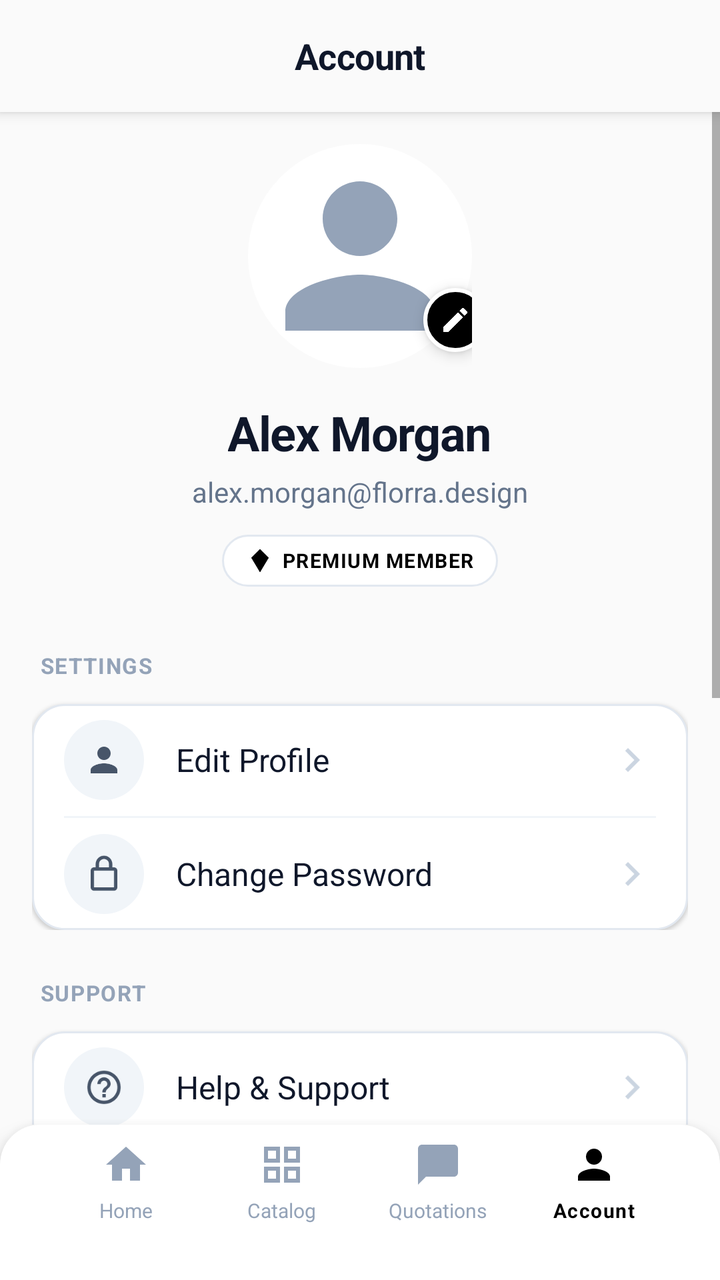
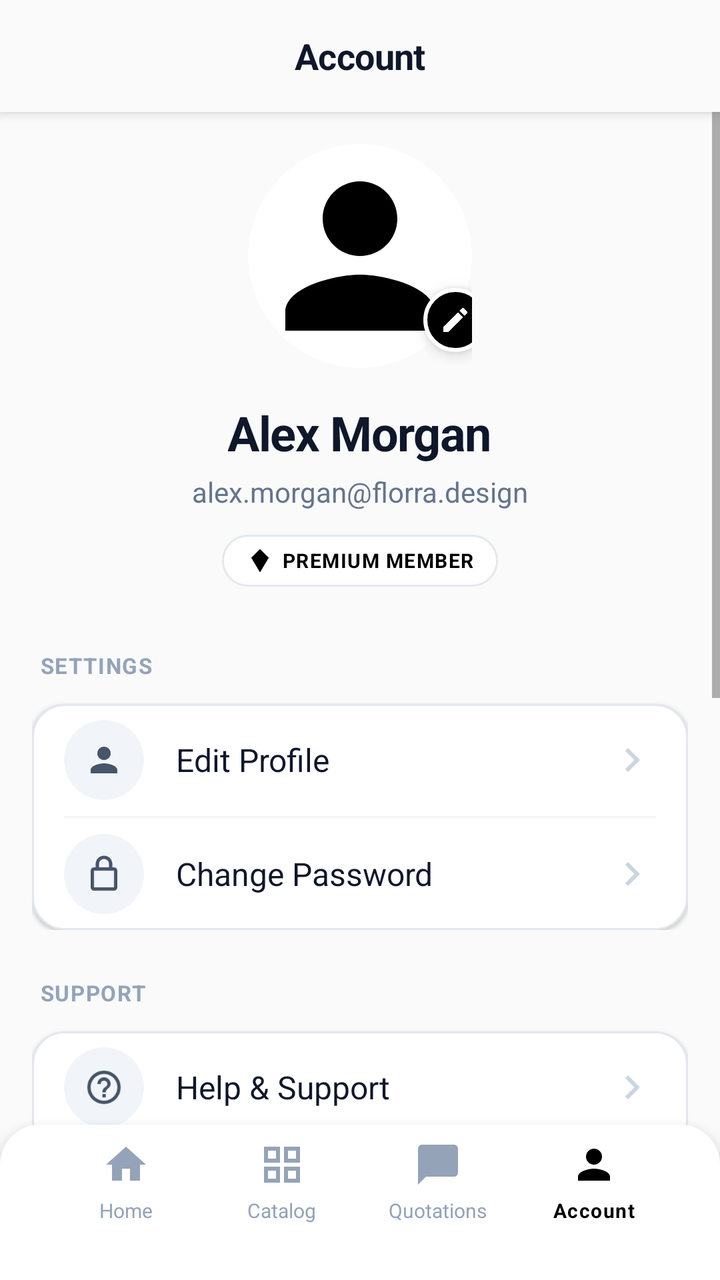

The first picture is an Android layout as it rendered before a commit; the second is the same layout after the commit. The layout source and the unified diff follow.
<!-- AndroidManifest.xml: activity theme Theme.AppCompat.Light.NoActionBar -->
<!-- res/layout/activity_customer_account.xml -->
<?xml version="1.0" encoding="utf-8"?>
<RelativeLayout xmlns:android="http://schemas.android.com/apk/res/android"
    xmlns:app="http://schemas.android.com/apk/res-auto"
    android:layout_width="match_parent"
    android:layout_height="match_parent"
    android:background="@color/calc_gray_50"
    android:fitsSystemWindows="true">

    
    <LinearLayout
        android:id="@+id/header"
        android:layout_width="match_parent"
        android:layout_height="wrap_content"
        android:orientation="vertical"
        android:background="@color/calc_gray_50"
        android:elevation="4dp">

        

        
        <LinearLayout
            android:layout_width="match_parent"
            android:layout_height="56dp"
            android:orientation="horizontal"
            android:paddingHorizontal="16dp"
            android:gravity="center_vertical"
            android:background="@color/calc_gray_50">

            <TextView
                android:layout_width="match_parent"
                android:layout_height="wrap_content"
                android:text="Account"
                android:textColor="@color/slate_900"
                android:textSize="18sp"
                android:textStyle="bold"
                android:gravity="center"
                android:letterSpacing="-0.01" />
        </LinearLayout>
    </LinearLayout>

    
    <ScrollView
        android:layout_width="match_parent"
        android:layout_height="match_parent"
        android:layout_below="@id/header"
        android:layout_above="@+id/bottomNav"
        android:fillViewport="true">

        <LinearLayout
            android:layout_width="match_parent"
            android:layout_height="wrap_content"
            android:orientation="vertical"
            android:padding="16dp">

            
            <LinearLayout
                android:layout_width="match_parent"
                android:layout_height="wrap_content"
                android:orientation="vertical"
                android:gravity="center_horizontal"
                android:layout_marginBottom="32dp">

                
                <RelativeLayout
                    android:layout_width="wrap_content"
                    android:layout_height="wrap_content"
                    android:layout_marginBottom="16dp">

                    
                    <RelativeLayout
                        android:id="@+id/profileImageContainer"
                        android:layout_width="112dp"
                        android:layout_height="112dp"
                        android:background="@drawable/bg_profile_circle">

                        
                        <ImageView
                            android:id="@+id/ivProfile"
                            android:layout_width="match_parent"
                            android:layout_height="match_parent"
                            android:src="@drawable/ic_person"
                            android:scaleType="centerCrop"
                            android:contentDescription="Profile Image"
                            android:tint="@color/slate_400" />

                    </RelativeLayout>

                    
                    <RelativeLayout
                        android:layout_width="32dp"
                        android:layout_height="32dp"
                        android:background="@drawable/bg_edit_button"
                        android:layout_alignBottom="@id/profileImageContainer"
                        android:layout_alignRight="@id/profileImageContainer"
                        android:layout_marginRight="-8dp"
                        android:layout_marginBottom="8dp"
                        android:elevation="4dp"
                        android:clickable="true"
                        android:focusable="true"
                        android:id="@+id/btnEditProfile">

                        <ImageView
                            android:layout_width="16dp"
                            android:layout_height="16dp"
                            android:src="@drawable/ic_edit"
                            android:tint="@color/white"
                            android:layout_centerInParent="true" />

                    </RelativeLayout>
                </RelativeLayout>

                
                <TextView
                    android:id="@+id/tvUserName"
                    android:layout_width="wrap_content"
                    android:layout_height="wrap_content"
                    android:text="Alex Morgan"
                    android:textColor="@color/slate_900"
                    android:textSize="24sp"
                    android:textStyle="bold"
                    android:layout_marginBottom="4dp"
                    android:letterSpacing="-0.02" />

                
                <TextView
                    android:id="@+id/tvUserEmail"
                    android:layout_width="wrap_content"
                    android:layout_height="wrap_content"
                    android:text="alex.morgan@florra.design"
                    android:textColor="@color/slate_500"
                    android:textSize="14sp"
                    android:layout_marginBottom="12dp" />

                
                <LinearLayout
                    android:id="@+id/btnPremiumMember"
                    android:layout_width="wrap_content"
                    android:layout_height="wrap_content"
                    android:orientation="horizontal"
                    android:background="@drawable/bg_premium_badge"
                    android:paddingHorizontal="12dp"
                    android:paddingVertical="6dp"
                    android:gravity="center_vertical"
                    android:clickable="true"
                    android:focusable="true">

                    <ImageView
                        android:layout_width="14dp"
                        android:layout_height="14dp"
                        android:src="@drawable/ic_diamond"
                        android:tint="@color/black"
                        android:layout_marginEnd="4dp" />

                    <TextView
                        android:layout_width="wrap_content"
                        android:layout_height="wrap_content"
                        android:text="PREMIUM MEMBER"
                        android:textColor="@color/black"
                        android:textSize="10sp"
                        android:textStyle="bold"
                        android:letterSpacing="0.05" />
                </LinearLayout>
            </LinearLayout>

            
            <LinearLayout
                android:layout_width="match_parent"
                android:layout_height="wrap_content"
                android:orientation="vertical"
                android:layout_marginBottom="24dp">

                
                <TextView
                    android:layout_width="wrap_content"
                    android:layout_height="wrap_content"
                    android:text="SETTINGS"
                    android:textColor="@color/slate_400"
                    android:textSize="11sp"
                    android:textStyle="bold"
                    android:letterSpacing="0.05"
                    android:layout_marginBottom="12dp"
                    android:layout_marginLeft="4dp" />

                
                <LinearLayout
                    android:layout_width="match_parent"
                    android:layout_height="wrap_content"
                    android:orientation="vertical"
                    android:background="@drawable/bg_settings_card"
                    android:elevation="1dp">

                    
                    <RelativeLayout
                        android:id="@+id/btnEditProfileSettings"
                        android:layout_width="match_parent"
                        android:layout_height="56dp"
                        android:background="?android:attr/selectableItemBackground"
                        android:clickable="true"
                        android:focusable="true">

                        <LinearLayout
                            android:layout_width="match_parent"
                            android:layout_height="match_parent"
                            android:orientation="horizontal"
                            android:paddingHorizontal="16dp"
                            android:gravity="center_vertical">

                            
                            <RelativeLayout
                                android:layout_width="40dp"
                                android:layout_height="40dp"
                                android:background="@drawable/bg_icon_circle_grey"
                                android:layout_marginEnd="16dp">

                                <ImageView
                                    android:layout_width="20dp"
                                    android:layout_height="20dp"
                                    android:src="@drawable/ic_person"
                                    android:tint="@color/slate_600"
                                    android:layout_centerInParent="true" />
                            </RelativeLayout>

                            
                            <TextView
                                android:layout_width="0dp"
                                android:layout_height="wrap_content"
                                android:layout_weight="1"
                                android:text="Edit Profile"
                                android:textColor="@color/slate_900"
                                android:textSize="16sp"
                                android:textStyle="normal" />

                            
                            <ImageView
                                android:layout_width="24dp"
                                android:layout_height="24dp"
                                android:src="@drawable/ic_chevron_right"
                                android:tint="@color/slate_300" />
                        </LinearLayout>
                    </RelativeLayout>

                    
                    <View
                        android:layout_width="match_parent"
                        android:layout_height="1dp"
                        android:background="@color/slate_100"
                        android:layout_marginHorizontal="16dp" />

                    
                    <RelativeLayout
                        android:id="@+id/btnChangePassword"
                        android:layout_width="match_parent"
                        android:layout_height="56dp"
                        android:background="?android:attr/selectableItemBackground"
                        android:clickable="true"
                        android:focusable="true">

                        <LinearLayout
                            android:layout_width="match_parent"
                            android:layout_height="match_parent"
                            android:orientation="horizontal"
                            android:paddingHorizontal="16dp"
                            android:gravity="center_vertical">

                            
                            <RelativeLayout
                                android:layout_width="40dp"
                                android:layout_height="40dp"
                                android:background="@drawable/bg_icon_circle_grey"
                                android:layout_marginEnd="16dp">

                                <ImageView
                                    android:layout_width="20dp"
                                    android:layout_height="20dp"
                                    android:src="@drawable/ic_lock"
                                    android:tint="@color/slate_600"
                                    android:layout_centerInParent="true" />
                            </RelativeLayout>

                            
                            <TextView
                                android:layout_width="0dp"
                                android:layout_height="wrap_content"
                                android:layout_weight="1"
                                android:text="Change Password"
                                android:textColor="@color/slate_900"
                                android:textSize="16sp"
                                android:textStyle="normal" />

                            
                            <ImageView
                                android:layout_width="24dp"
                                android:layout_height="24dp"
                                android:src="@drawable/ic_chevron_right"
                                android:tint="@color/slate_300" />
                        </LinearLayout>
                    </RelativeLayout>
                </LinearLayout>
            </LinearLayout>

            
            <LinearLayout
                android:layout_width="match_parent"
                android:layout_height="wrap_content"
                android:orientation="vertical"
                android:layout_marginBottom="24dp">

                
                <TextView
                    android:layout_width="wrap_content"
                    android:layout_height="wrap_content"
                    android:text="SUPPORT"
                    android:textColor="@color/slate_400"
                    android:textSize="11sp"
                    android:textStyle="bold"
                    android:letterSpacing="0.05"
                    android:layout_marginBottom="12dp"
                    android:layout_marginLeft="4dp" />

                
                <LinearLayout
                    android:layout_width="match_parent"
                    android:layout_height="wrap_content"
                    android:orientation="vertical"
                    android:background="@drawable/bg_settings_card"
                    android:elevation="1dp">

                    
                    <RelativeLayout
                        android:id="@+id/btnHelpSupport"
                        android:layout_width="match_parent"
                        android:layout_height="56dp"
                        android:background="?android:attr/selectableItemBackground"
                        android:clickable="true"
                        android:focusable="true">

                        <LinearLayout
                            android:layout_width="match_parent"
                            android:layout_height="match_parent"
                            android:orientation="horizontal"
                            android:paddingHorizontal="16dp"
                            android:gravity="center_vertical">

                            
                            <RelativeLayout
                                android:layout_width="40dp"
                                android:layout_height="40dp"
                                android:background="@drawable/bg_icon_circle_grey"
                                android:layout_marginEnd="16dp">

                                <ImageView
                                    android:layout_width="20dp"
                                    android:layout_height="20dp"
                                    android:src="@drawable/ic_help"
                                    android:tint="@color/slate_600"
                                    android:layout_centerInParent="true" />
                            </RelativeLayout>

                            
                            <TextView
                                android:layout_width="0dp"
                                android:layout_height="wrap_content"
                                android:layout_weight="1"
                                android:text="Help &amp; Support"
                                android:textColor="@color/slate_900"
                                android:textSize="16sp"
                                android:textStyle="normal" />

                            
                            <ImageView
                                android:layout_width="24dp"
                                android:layout_height="24dp"
                                android:src="@drawable/ic_chevron_right"
                                android:tint="@color/slate_300" />
                        </LinearLayout>
                    </RelativeLayout>

                    
                    <View
                        android:layout_width="match_parent"
                        android:layout_height="1dp"
                        android:background="@color/slate_100"
                        android:layout_marginHorizontal="16dp" />

                    
                    <RelativeLayout
                        android:id="@+id/btnAboutFlorra"
                        android:layout_width="match_parent"
                        android:layout_height="56dp"
                        android:background="?android:attr/selectableItemBackground"
                        android:clickable="true"
                        android:focusable="true">

                        <LinearLayout
                            android:layout_width="match_parent"
                            android:layout_height="match_parent"
                            android:orientation="horizontal"
                            android:paddingHorizontal="16dp"
                            android:gravity="center_vertical">

                            
                            <RelativeLayout
                                android:layout_width="40dp"
                                android:layout_height="40dp"
                                android:background="@drawable/bg_icon_circle_grey"
                                android:layout_marginEnd="16dp">

                                <ImageView
                                    android:layout_width="20dp"
                                    android:layout_height="20dp"
                                    android:src="@drawable/ic_info"
                                    android:tint="@color/slate_600"
                                    android:layout_centerInParent="true" />
                            </RelativeLayout>

                            
                            <TextView
                                android:layout_width="0dp"
                                android:layout_height="wrap_content"
                                android:layout_weight="1"
                                android:text="About Florra"
                                android:textColor="@color/slate_900"
                                android:textSize="16sp"
                                android:textStyle="normal" />

                            
                            <ImageView
                                android:layout_width="24dp"
                                android:layout_height="24dp"
                                android:src="@drawable/ic_chevron_right"
                                android:tint="@color/slate_300" />
                        </LinearLayout>
                    </RelativeLayout>
                </LinearLayout>
            </LinearLayout>

            
            <LinearLayout
                android:layout_width="match_parent"
                android:layout_height="wrap_content"
                android:orientation="vertical"
                android:layout_marginBottom="32dp">

                
                <RelativeLayout
                    android:id="@+id/btnLogout"
                    android:layout_width="match_parent"
                    android:layout_height="56dp"
                    android:background="@drawable/bg_logout_card"
                    android:elevation="1dp"
                    android:clickable="true"
                    android:focusable="true">

                    <LinearLayout
                        android:layout_width="match_parent"
                        android:layout_height="match_parent"
                        android:orientation="horizontal"
                        android:paddingHorizontal="16dp"
                        android:gravity="center_vertical">

                        
                        <RelativeLayout
                            android:layout_width="40dp"
                            android:layout_height="40dp"
                            android:background="@drawable/bg_icon_circle_red"
                            android:layout_marginEnd="16dp">

                            <ImageView
                                android:layout_width="20dp"
                                android:layout_height="20dp"
                                android:src="@drawable/bg_logout_card"
                                android:tint="@color/red_500"
                                android:layout_centerInParent="true" />
                        </RelativeLayout>

                        
                        <TextView
                            android:layout_width="0dp"
                            android:layout_height="wrap_content"
                            android:layout_weight="1"
                            android:text="Logout"
                            android:textColor="@color/red_600"
                            android:textSize="16sp"
                            android:textStyle="normal" />
                    </LinearLayout>
                </RelativeLayout>
            </LinearLayout>

            
            <LinearLayout
                android:layout_width="match_parent"
                android:layout_height="wrap_content"
                android:orientation="vertical"
                android:gravity="center_horizontal"
                android:layout_marginBottom="80dp">

                
                <RelativeLayout
                    android:layout_width="48dp"
                    android:layout_height="48dp"
                    android:background="@drawable/bg_app_icon"
                    android:layout_marginBottom="12dp"
                    android:elevation="2dp">

                    <TextView
                        android:layout_width="wrap_content"
                        android:layout_height="wrap_content"
                        android:text="F"
                        android:textColor="@color/white"
                        android:textSize="24sp"
                        android:textStyle="bold"
                        android:layout_centerInParent="true" />
                </RelativeLayout>

                
                <TextView
                    android:layout_width="wrap_content"
                    android:layout_height="wrap_content"
                    android:text="Florra for Customer v2.4.0"
                    android:textColor="@color/slate_400"
                    android:textSize="12sp"
                    android:layout_marginBottom="4dp" />

                
                <TextView
                    android:layout_width="wrap_content"
                    android:layout_height="wrap_content"
                    android:text="© 2024 Florra Designs Inc."
                    android:textColor="@color/slate_400"
                    android:textSize="10sp" />
            </LinearLayout>
        </LinearLayout>
    </ScrollView>

    
    <LinearLayout
        android:id="@+id/bottomNav"
        android:layout_width="match_parent"
        android:layout_height="wrap_content"
        android:orientation="vertical"
        android:background="@drawable/bg_bottom_nav"
        android:layout_alignParentBottom="true"
        android:elevation="8dp">

        
        <LinearLayout
            android:layout_width="match_parent"
            android:layout_height="wrap_content"
            android:orientation="horizontal"
            android:paddingHorizontal="24dp"
            android:paddingTop="8dp"
            android:paddingBottom="12dp">

            
            <LinearLayout
                android:id="@+id/btnNavHome"
                android:layout_width="0dp"
                android:layout_height="wrap_content"
                android:layout_weight="1"
                android:orientation="vertical"
                android:gravity="center"
                android:clickable="true"
                android:focusable="true">

                <ImageView
                    android:layout_width="24dp"
                    android:layout_height="24dp"
                    android:src="@drawable/ic_home"
                    android:tint="@color/slate_400" />

                <TextView
                    android:layout_width="wrap_content"
                    android:layout_height="wrap_content"
                    android:text="Home"
                    android:textColor="@color/slate_400"
                    android:textSize="10sp"
                    android:layout_marginTop="4dp" />
            </LinearLayout>

            
            <LinearLayout
                android:id="@+id/btnNavCatalog"
                android:layout_width="0dp"
                android:layout_height="wrap_content"
                android:layout_weight="1"
                android:orientation="vertical"
                android:gravity="center"
                android:clickable="true"
                android:focusable="true">

                <ImageView
                    android:layout_width="24dp"
                    android:layout_height="24dp"
                    android:src="@drawable/ic_grid_view"
                    android:tint="@color/slate_400" />

                <TextView
                    android:layout_width="wrap_content"
                    android:layout_height="wrap_content"
                    android:text="Catalog"
                    android:textColor="@color/slate_400"
                    android:textSize="10sp"
                    android:layout_marginTop="4dp" />
            </LinearLayout>

            
            <LinearLayout
                android:id="@+id/btnNavEnquiries"
                android:layout_width="0dp"
                android:layout_height="wrap_content"
                android:layout_weight="1"
                android:orientation="vertical"
                android:gravity="center"
                android:clickable="true"
                android:focusable="true">

                <RelativeLayout
                    android:layout_width="wrap_content"
                    android:layout_height="wrap_content">

                    

                    <ImageView
                        android:layout_width="24dp"
                        android:layout_height="24dp"
                        android:src="@drawable/ic_chat_bubble"
                        android:tint="@color/slate_400" />

                </RelativeLayout>

                <TextView
                    android:layout_width="wrap_content"
                    android:layout_height="wrap_content"
                    android:text="Quotations"
                    android:textColor="@color/slate_400"
                    android:textSize="10sp"
                    android:layout_marginTop="4dp" />
            </LinearLayout>

            
            <LinearLayout
                android:id="@+id/btnNavAccount"
                android:layout_width="0dp"
                android:layout_height="wrap_content"
                android:layout_weight="1"
                android:orientation="vertical"
                android:gravity="center"
                android:clickable="true"
                android:focusable="true">

                <ImageView
                    android:layout_width="24dp"
                    android:layout_height="24dp"
                    android:src="@drawable/ic_person"
                    android:tint="@color/black" />

                <TextView
                    android:layout_width="wrap_content"
                    android:layout_height="wrap_content"
                    android:text="Account"
                    android:textColor="@color/black"
                    android:textSize="10sp"
                    android:textStyle="bold"
                    android:letterSpacing="0.05"
                    android:layout_marginTop="4dp" />
            </LinearLayout>
        </LinearLayout>

        
        <View
            android:layout_width="match_parent"
            android:layout_height="16dp"
            android:background="@color/white" />
    </LinearLayout>

</RelativeLayout>
<!-- resources referenced by this layout -->
<resources>
  <color name="black">#FF000000</color>
  <color name="calc_gray_50">#FAFAFA</color>
  <color name="red_500">#EF4444</color>
  <color name="red_600">#DC2626</color>
  <color name="slate_100">#F1F5F9</color>
  <color name="slate_300">#CBD5E1</color>
  <color name="slate_400">#94A3B8</color>
  <color name="slate_500">#64748B</color>
  <color name="slate_600">#475569</color>
  <color name="slate_900">#0F172A</color>
  <color name="white">#FFFFFFFF</color>
  <!-- drawable bg_app_icon (drawable) -->
  <?xml version="1.0" encoding="utf-8"?>
  <shape xmlns:android="http://schemas.android.com/apk/res/android">
      <solid android:color="@color/black" />
      <corners android:radius="12dp" />
  </shape>
  <!-- drawable bg_bottom_nav (drawable) -->
  <?xml version="1.0" encoding="utf-8"?>
  <shape xmlns:android="http://schemas.android.com/apk/res/android">
      <solid android:color="@color/white" />
      <corners android:topLeftRadius="20dp" android:topRightRadius="20dp" />
  </shape>
  <!-- drawable bg_edit_button (drawable) -->
  <?xml version="1.0" encoding="utf-8"?>
  <shape xmlns:android="http://schemas.android.com/apk/res/android">
      <solid android:color="@color/black" />
      <corners android:radius="100dp" />
      <stroke android:width="2dp" android:color="@color/white" />
  </shape>
  <!-- drawable bg_icon_circle_grey (drawable) -->
  <?xml version="1.0" encoding="utf-8"?>
  <shape xmlns:android="http://schemas.android.com/apk/res/android">
      <solid android:color="@color/slate_100" />
      <corners android:radius="100dp" />
  </shape>
  <!-- drawable bg_icon_circle_red (drawable) -->
  <?xml version="1.0" encoding="utf-8"?>
  <shape xmlns:android="http://schemas.android.com/apk/res/android"
      android:shape="oval">
      <solid android:color="#FEE2E2" />
  </shape>
  <!-- drawable bg_logout_card (drawable) -->
  <shape xmlns:android="http://schemas.android.com/apk/res/android">
      <solid android:color="@color/white" />
      <corners android:radius="16dp" />
      <stroke android:width="1dp" android:color="@color/slate_200" />
  </shape>
  <!-- drawable bg_premium_badge (drawable) -->
  <?xml version="1.0" encoding="utf-8"?>
  <shape xmlns:android="http://schemas.android.com/apk/res/android">
      <solid android:color="@color/white" />
      <corners android:radius="100dp" />
      <stroke android:width="1dp" android:color="@color/slate_200" />
  </shape>
  <!-- drawable bg_profile_circle (drawable) -->
  <?xml version="1.0" encoding="utf-8"?>
  <shape xmlns:android="http://schemas.android.com/apk/res/android">
      <solid android:color="@color/white" />
      <stroke android:width="2dp" android:color="@color/white" />
      <corners android:radius="100dp" />
  </shape>
  <!-- drawable bg_settings_card (drawable) -->
  <?xml version="1.0" encoding="utf-8"?>
  <shape xmlns:android="http://schemas.android.com/apk/res/android">
      <solid android:color="@color/white" />
      <corners android:radius="16dp" />
      <stroke android:width="1dp" android:color="@color/slate_200" />
  </shape>
  <!-- drawable ic_diamond (drawable) -->
  <vector xmlns:android="http://schemas.android.com/apk/res/android"
      android:width="24dp"
      android:height="24dp"
      android:viewportWidth="24"
      android:viewportHeight="24">
      <path
          android:fillColor="#FF000000"
          android:pathData="M12,2L4.5,9.5 12,22l7.5,-12.5z"/>
  </vector>
  <!-- drawable ic_home (drawable) -->
  <vector xmlns:android="http://schemas.android.com/apk/res/android"
      android:width="24dp"
      android:height="24dp"
      android:viewportWidth="24"
      android:viewportHeight="24">
      <path
          android:fillColor="#000000"
          android:pathData="M10,20v-6h4v6h5v-8h3L12,3L2,12h3v8H10z"/>
  </vector>
  <color name="slate_200">#E2E8F0</color>
  <!-- unchanged entries left out for length: 8 -->
</resources>

<!-- the commit's change to res/layout/activity_customer_account.xml (unified diff, before → after) -->
@@ -73,15 +73,13 @@
                         android:layout_height="112dp"
                         android:background="@drawable/bg_profile_circle">
 
-                        
                         <ImageView
                             android:id="@+id/ivProfile"
                             android:layout_width="match_parent"
                             android:layout_height="match_parent"
                             android:src="@drawable/ic_person"
                             android:scaleType="centerCrop"
-                            android:contentDescription="Profile Image"
-                            android:tint="@color/slate_400" />
+                            android:contentDescription="Profile Image" />
 
                     </RelativeLayout>
 
